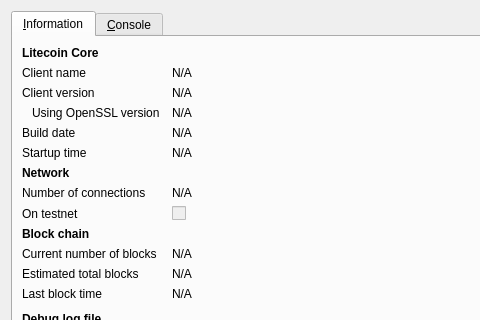
Qt form src/qt/forms/rpcconsole.ui (kraxis/hideyocoin) before a commit; both pictures show x 0 to 480 and y 0 to 320 of the 740 by 450 pixel window.
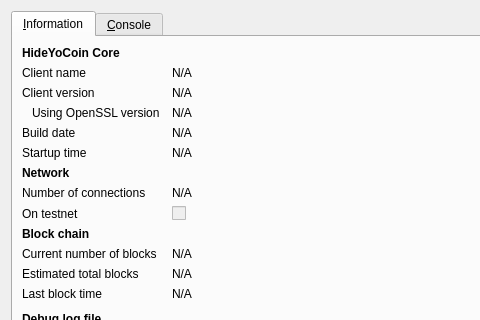
The same form after that commit. Icons and pictures are not drawn.

Diff of the .ui file:
```diff
--- a/src/qt/forms/rpcconsole.ui
+++ b/src/qt/forms/rpcconsole.ui
@@ -36,7 +36,7 @@
           </font>
          </property>
          <property name="text">
-          <string>Litecoin Core</string>
+          <string>HideYoCoin Core</string>
          </property>
         </widget>
        </item>
```
Left out of the diff: 6 changed lines with no effect on the pictures.
